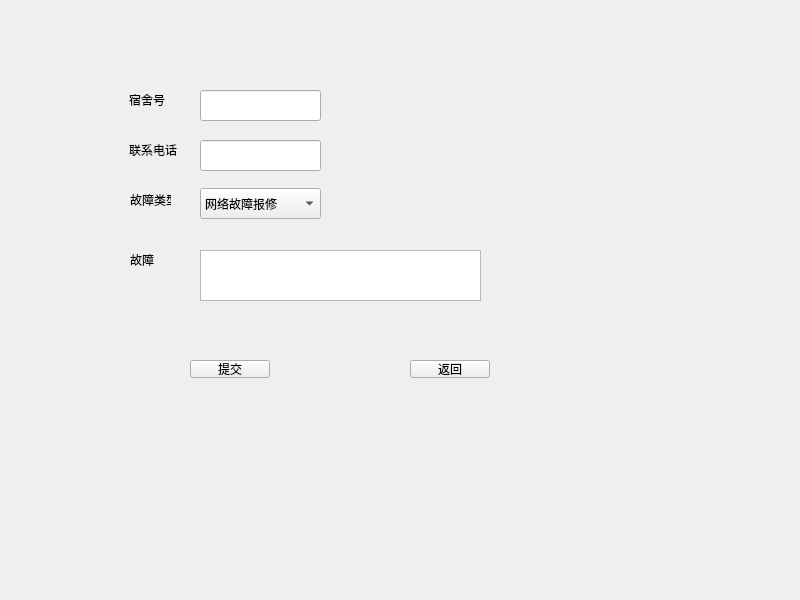
etoile-lune/studentside, file repairsubmit.ui: the form before one commit.
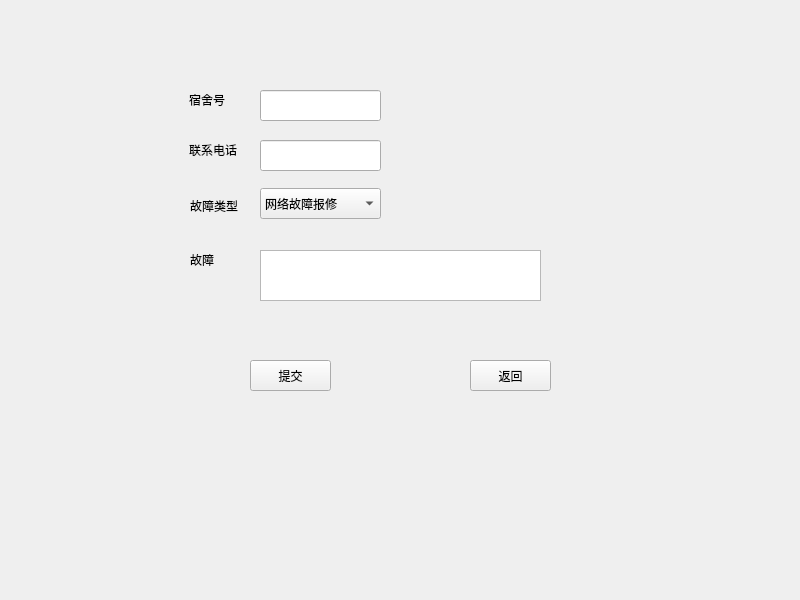
The form after the commit.

The edit to the form file:
```diff
--- a/repairsubmit.ui
+++ b/repairsubmit.ui
@@ -16,7 +16,7 @@
   <widget class="QLabel" name="label">
    <property name="geometry">
     <rect>
-     <x>129</x>
+     <x>189</x>
      <y>90</y>
      <width>71</width>
      <height>20</height>
@@ -29,7 +29,7 @@
   <widget class="QLabel" name="label_2">
    <property name="geometry">
     <rect>
-     <x>129</x>
+     <x>189</x>
      <y>140</y>
      <width>71</width>
      <height>20</height>
@@ -42,7 +42,7 @@
   <widget class="QLabel" name="label_3">
    <property name="geometry">
     <rect>
-     <x>130</x>
+     <x>190</x>
      <y>250</y>
      <width>71</width>
      <height>20</height>
@@ -55,7 +55,7 @@
   <widget class="QLineEdit" name="RepairNum">
    <property name="geometry">
     <rect>
-     <x>200</x>
+     <x>260</x>
      <y>90</y>
      <width>121</width>
      <height>31</height>
@@ -65,7 +65,7 @@
   <widget class="QLineEdit" name="Repairphone">
    <property name="geometry">
     <rect>
-     <x>200</x>
+     <x>260</x>
      <y>140</y>
      <width>121</width>
      <height>31</height>
@@ -75,10 +75,10 @@
   <widget class="QPushButton" name="SubmitBtn">
    <property name="geometry">
     <rect>
-     <x>190</x>
+     <x>250</x>
      <y>360</y>
-     <width>80</width>
-     <height>18</height>
+     <width>81</width>
+     <height>31</height>
     </rect>
    </property>
    <property name="text">
@@ -88,10 +88,10 @@
   <widget class="QPushButton" name="WindowBtn">
    <property name="geometry">
     <rect>
-     <x>410</x>
+     <x>470</x>
      <y>360</y>
-     <width>80</width>
-     <height>18</height>
+     <width>81</width>
+     <height>31</height>
     </rect>
    </property>
    <property name="text">
@@ -101,7 +101,7 @@
   <widget class="QTextEdit" name="RepairFault">
    <property name="geometry">
     <rect>
-     <x>200</x>
+     <x>260</x>
      <y>250</y>
      <width>281</width>
      <height>51</height>
@@ -111,7 +111,7 @@
   <widget class="QComboBox" name="comboBox">
    <property name="geometry">
     <rect>
-     <x>200</x>
+     <x>260</x>
      <y>188</y>
      <width>121</width>
      <height>31</height>
@@ -136,10 +136,10 @@
   <widget class="QLabel" name="label_4">
    <property name="geometry">
     <rect>
-     <x>130</x>
+     <x>190</x>
      <y>190</y>
-     <width>41</width>
-     <height>20</height>
+     <width>51</width>
+     <height>31</height>
     </rect>
    </property>
    <property name="text">
```
